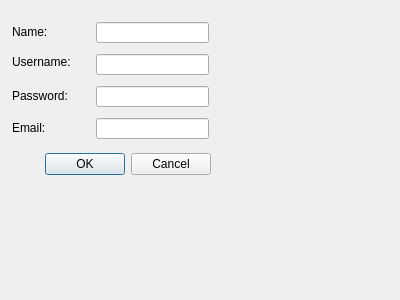
Above: gui/NewUserRegistrationWindow.ui from minorsecond/ivcs before the change. Below: the same form after it.
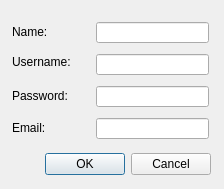
That is the form after the change.

Commit message:
IVCS-11: Added task_complete column to TaskLists table to store whether task is complete or not.
Added TaskDependencies table to store dependencies between tasks.

Diff of the .ui file:
```diff
--- a/gui/NewUserRegistrationWindow.ui
+++ b/gui/NewUserRegistrationWindow.ui
@@ -6,8 +6,8 @@
    <rect>
     <x>0</x>
     <y>0</y>
-    <width>400</width>
-    <height>300</height>
+    <width>224</width>
+    <height>189</height>
    </rect>
   </property>
   <property name="windowTitle">
```
The commit also changes 1 other file.
